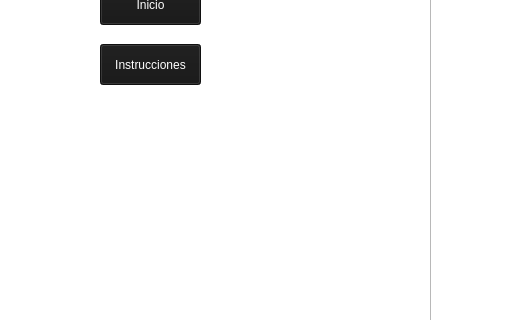
Qt form Save_the_world_final/nivel3.ui (angeelorenaoc/Proyecto_final) before a commit; both pictures show x 270 to 800 and y 216 to 536 of the 800 by 650 pixel window.
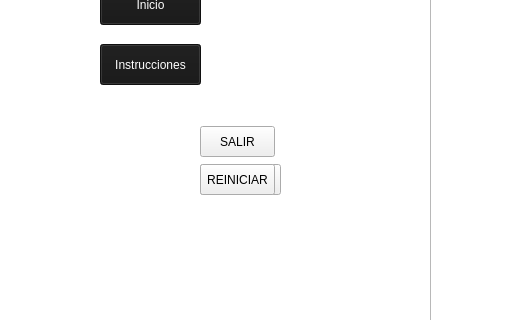
The same form after that commit. Icons and pictures are not drawn.

Patch:
```diff
--- a/Save_the_world_final/nivel3.ui
+++ b/Save_the_world_final/nivel3.ui
@@ -12,7 +12,7 @@
   </property>
   <property name="minimumSize">
    <size>
-    <width>700</width>
+    <width>460</width>
     <height>650</height>
    </size>
   </property>
@@ -102,11 +102,53 @@
      </rect>
     </property>
    </widget>
+   <widget class="QPushButton" name="Salir">
+    <property name="geometry">
+     <rect>
+      <x>470</x>
+      <y>342</y>
+      <width>75</width>
+      <height>31</height>
+     </rect>
+    </property>
+    <property name="text">
+     <string>SALIR</string>
+    </property>
+   </widget>
+   <widget class="QPushButton" name="Siguiente">
+    <property name="geometry">
+     <rect>
+      <x>470</x>
+      <y>380</y>
+      <width>81</width>
+      <height>31</height>
+     </rect>
+    </property>
+    <property name="text">
+     <string>SIGUIENTE</string>
+    </property>
+   </widget>
+   <widget class="QPushButton" name="Reiniciar">
+    <property name="geometry">
+     <rect>
+      <x>470</x>
+      <y>380</y>
+      <width>75</width>
+      <height>31</height>
+     </rect>
+    </property>
+    <property name="text">
+     <string>REINICIAR</string>
+    </property>
+   </widget>
    <zorder>Game</zorder>
    <zorder>Anuncios</zorder>
    <zorder>Inicio</zorder>
    <zorder>Instrucciones</zorder>
    <zorder>Volver</zorder>
+   <zorder>Salir</zorder>
+   <zorder>Siguiente</zorder>
+   <zorder>Reiniciar</zorder>
   </widget>
   <widget class="QMenuBar" name="menubar">
    <property name="geometry">
@@ -114,7 +156,7 @@
      <x>0</x>
      <y>0</y>
      <width>800</width>
-     <height>20</height>
+     <height>21</height>
     </rect>
    </property>
   </widget>
```
